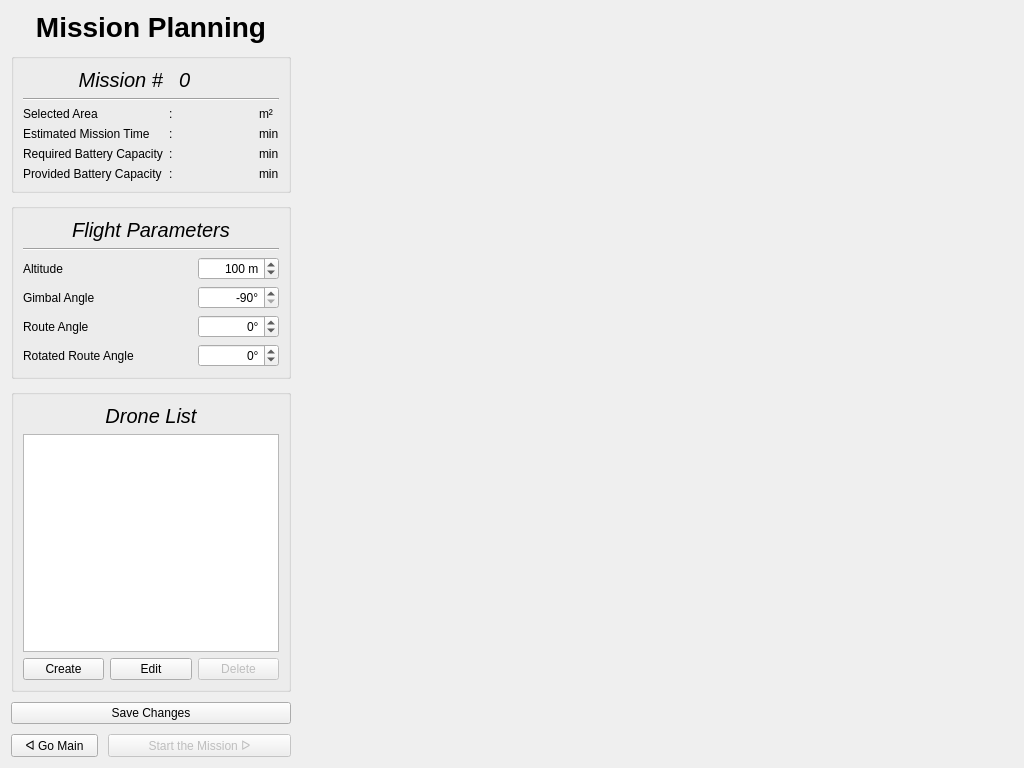
Above: UI/Preflight2/pre2_design.ui from cmpe-DroneLab/GeoFly3D before the change. Below: the same form after it.
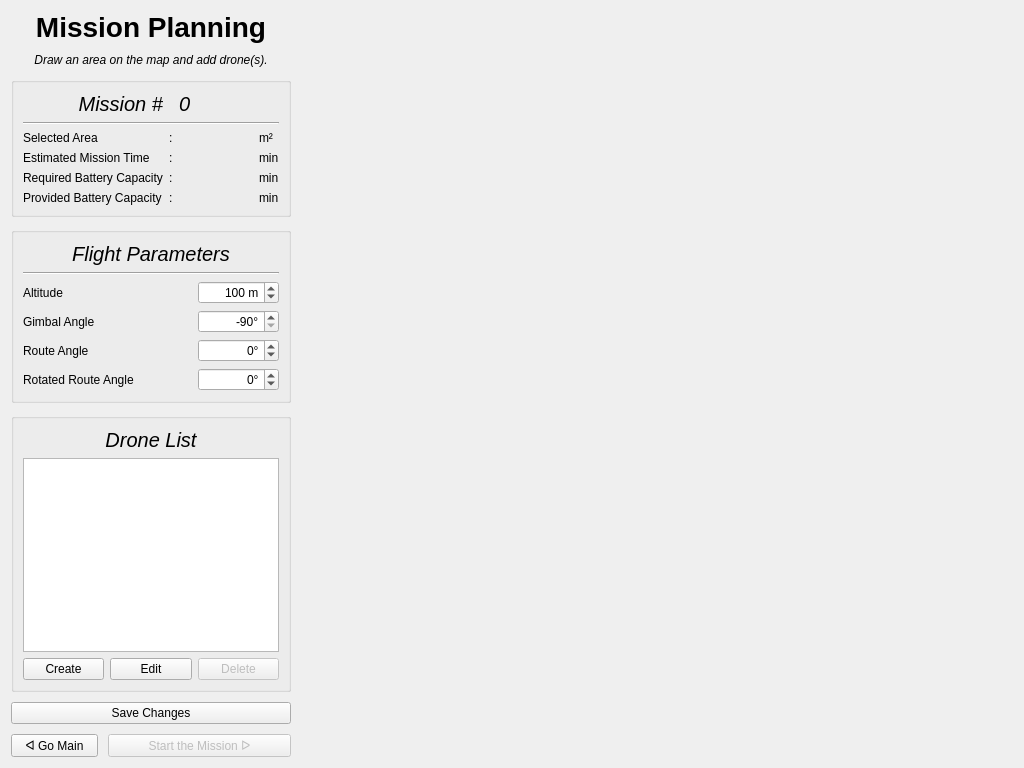
That is the form after the change.

Diff of the .ui file:
```diff
--- a/UI/Preflight2/pre2_design.ui
+++ b/UI/Preflight2/pre2_design.ui
@@ -15,7 +15,7 @@
   </property>
   <layout class="QHBoxLayout" name="horizontalLayout_2" stretch="0,4">
    <item>
-    <layout class="QVBoxLayout" name="v_lay_left" stretch="0,0,0,0,0">
+    <layout class="QVBoxLayout" name="v_lay_left" stretch="0,0,0,0,0,0">
      <property name="spacing">
       <number>10</number>
      </property>
@@ -35,6 +35,21 @@
        </property>
       </widget>
      </item>
+     <item>
+      <widget class="QLabel" name="label">
+       <property name="font">
+        <font>
+         <italic>true</italic>
+        </font>
+       </property>
+       <property name="text">
+        <string>Draw an area on the map and add drone(s).</string>
+       </property>
+       <property name="alignment">
+        <set>Qt::AlignCenter</set>
+       </property>
+      </widget>
+     </item>
      <item>
       <widget class="QGroupBox" name="gb_mission">
        <property name="title">
```
